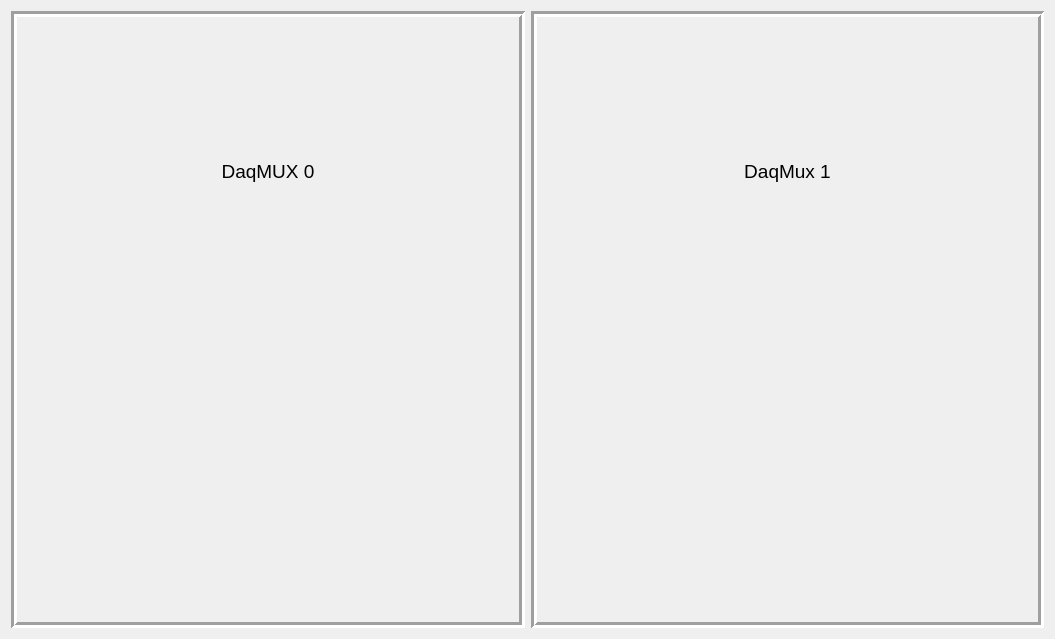
Old version of the form new_look/settings.ui in the repository cristinasewell/ATCA_PyDM_Screens.
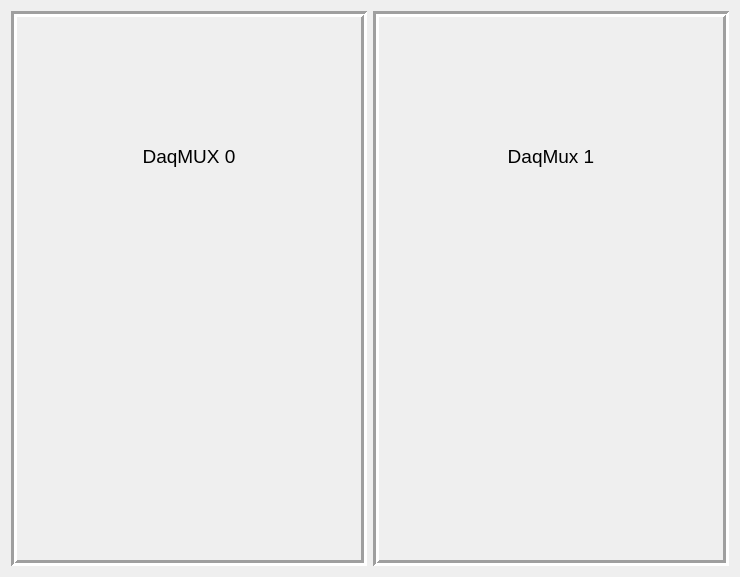
New version of the form. Custom widgets are drawn as their Qt base class.

Commit message: WIP - changed the waveform engine back to how it was previously with tabs

Diff of the .ui file:
```diff
--- a/new_look/settings.ui
+++ b/new_look/settings.ui
@@ -6,8 +6,8 @@
    <rect>
     <x>0</x>
     <y>0</y>
-    <width>1055</width>
-    <height>639</height>
+    <width>740</width>
+    <height>577</height>
    </rect>
   </property>
   <property name="windowTitle">
```
The commit also changes 4 other files.
